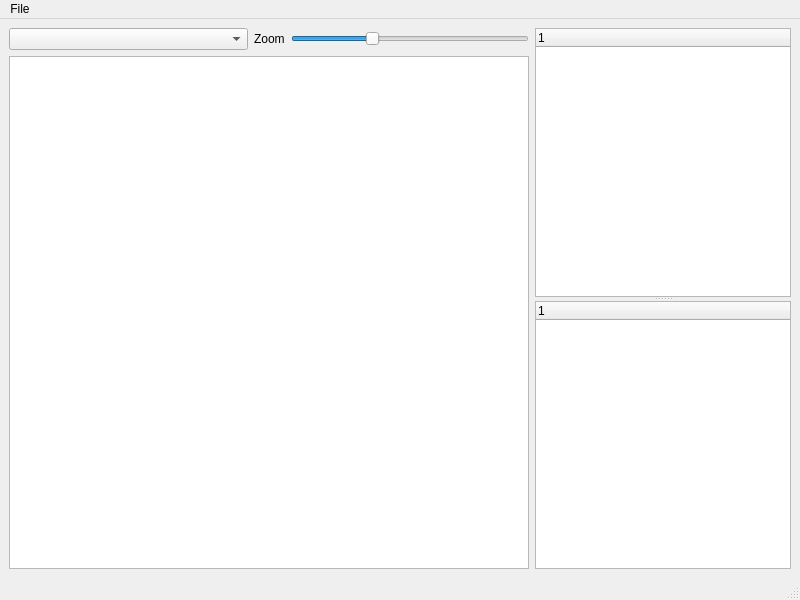
Old version of the form src/mainwindow.ui in the repository rfomin/id24editor.
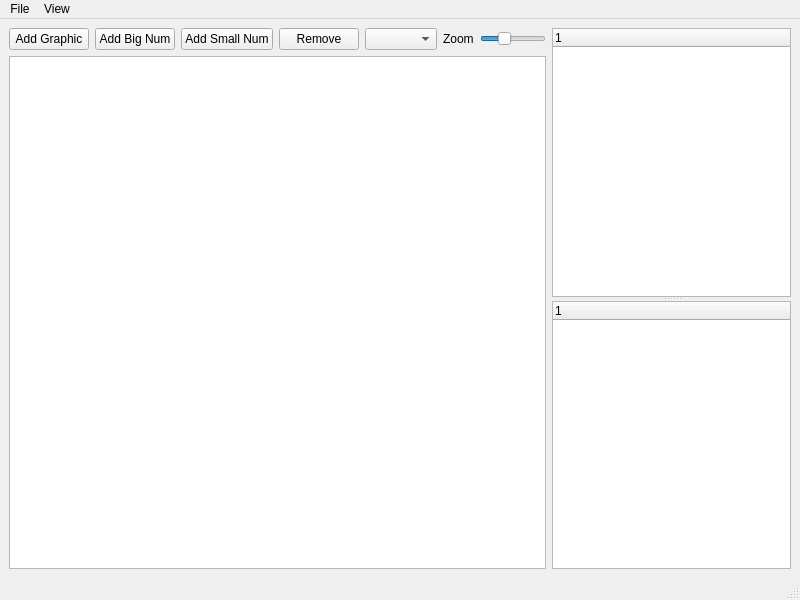
New version of the form.

Commit message: Add "Lumps" dialog

What changed in the file:
```diff
--- a/src/mainwindow.ui
+++ b/src/mainwindow.ui
@@ -21,6 +21,34 @@
        <layout class="QVBoxLayout" name="verticalLayout">
         <item>
          <layout class="QHBoxLayout" name="horizontalLayout">
+          <item>
+           <widget class="QPushButton" name="addGraphic">
+            <property name="text">
+             <string>Add Graphic</string>
+            </property>
+           </widget>
+          </item>
+          <item>
+           <widget class="QPushButton" name="addBigNum">
+            <property name="text">
+             <string>Add Big Num</string>
+            </property>
+           </widget>
+          </item>
+          <item>
+           <widget class="QPushButton" name="addSmallNum">
+            <property name="text">
+             <string>Add Small Num</string>
+            </property>
+           </widget>
+          </item>
+          <item>
+           <widget class="QPushButton" name="removeElem">
+            <property name="text">
+             <string>Remove</string>
+            </property>
+           </widget>
+          </item>
           <item>
            <widget class="QComboBox" name="comboBox">
             <property name="sizePolicy">
@@ -111,7 +139,14 @@
     <addaction name="actionOpenWAD"/>
     <addaction name="actionSaveAs"/>
    </widget>
+   <widget class="QMenu" name="menuView">
+    <property name="title">
+     <string>View</string>
+    </property>
+    <addaction name="actionShowLumps"/>
+   </widget>
    <addaction name="menuFile"/>
+   <addaction name="menuView"/>
   </widget>
   <action name="actionOpenWAD">
    <property name="text">
```
Left out of the diff: 7 changed lines with no effect on the pictures. The commit also changes 3 other files.
